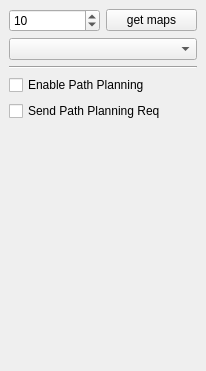
This is include/tmapping/UI/dockRealtime.ui in StumboEugen/TMapping as Qt 5 draws it before an edit. The edited form follows.
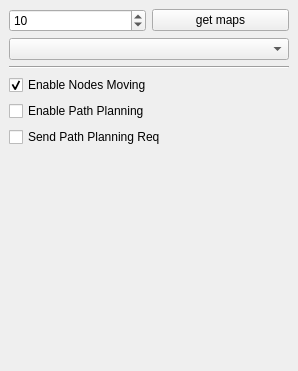
This is the edited form.

```diff
--- a/include/tmapping/UI/dockRealtime.ui
+++ b/include/tmapping/UI/dockRealtime.ui
@@ -6,7 +6,7 @@
    <rect>
     <x>0</x>
     <y>0</y>
-    <width>206</width>
+    <width>298</width>
     <height>371</height>
    </rect>
   </property>
@@ -52,6 +52,16 @@
       </property>
      </widget>
     </item>
+    <item>
+     <widget class="QCheckBox" name="cbEnableNodesMoving">
+      <property name="text">
+       <string>Enable Nodes Moving</string>
+      </property>
+      <property name="checked">
+       <bool>true</bool>
+      </property>
+     </widget>
+    </item>
     <item>
      <widget class="QCheckBox" name="cbEnablePathPlanning">
       <property name="text">
```
